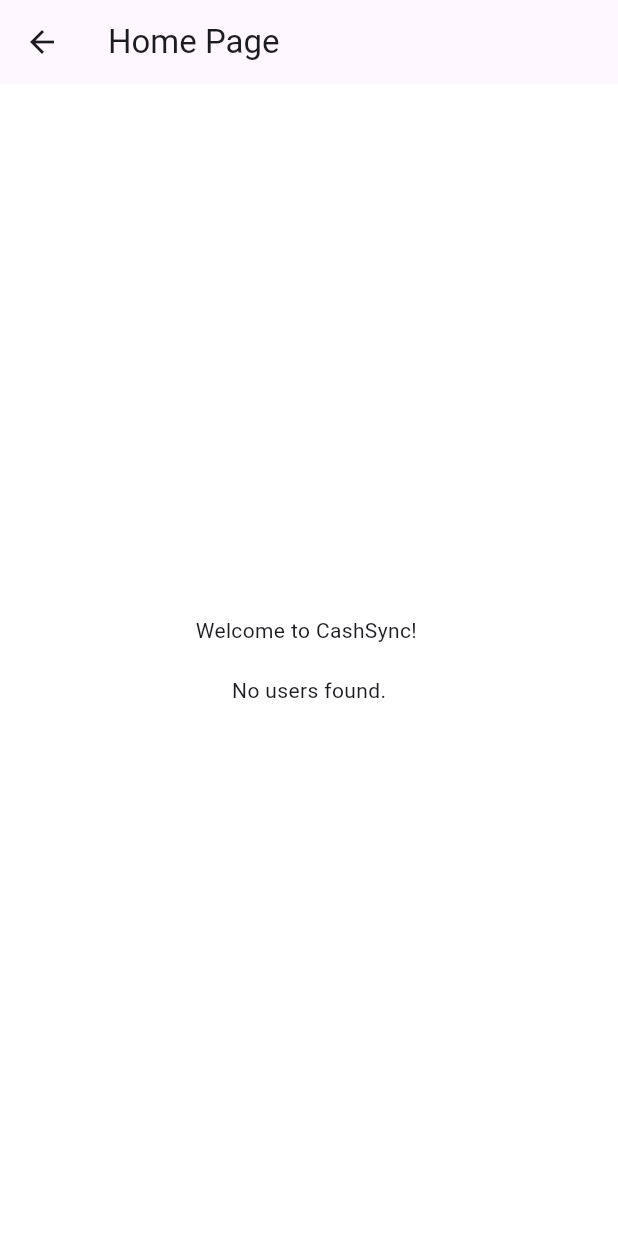
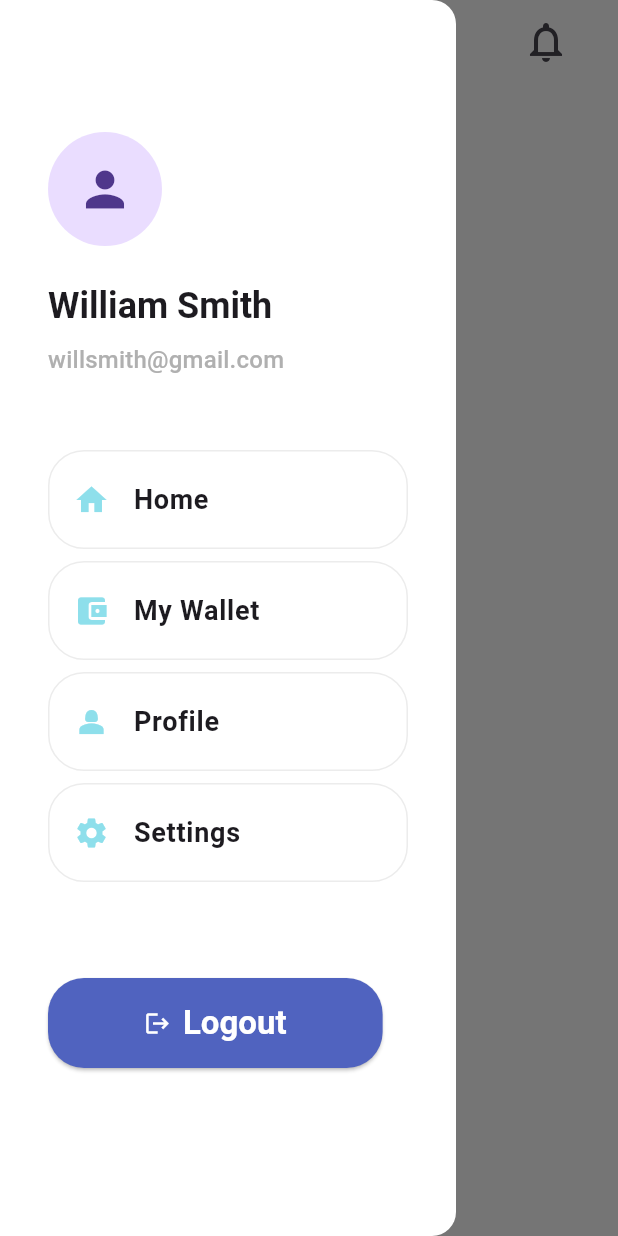
Before and after one commit to nenghakheng/cashsync_app, a Flutter app: the HomePage screen opened directly, with the side drawer open (before the commit the screen has no drawer), on a phone screen of 412 x 824 dp. Run offline on Flutter 3.47's test engine with Material 3 defaults, Android fonts, the phone set to English and light mode, and no system bars; our stand-ins replace dio, flutter_dotenv, flutter_secure_storage, flutter_svg, google_sign_in; missing offline and left inert: japx; accounts and stored records are empty; network calls fail.

Commit message:
close #4 add sidebar ui

````diff
--- /dev/null
+++ b/lib/commons/auth_button.dart
@@ -0,0 +1,39 @@
+import 'package:cashsyncapp/constant/config_constant.dart';
+import 'package:flutter/material.dart';
+
+class AuthButton extends StatelessWidget {
+  const AuthButton({super.key, this.title, this.onPressed, this.icon});
+
+  final String? title;
+  final VoidCallback? onPressed;
+  final IconData? icon;
+
+  @override
+  Widget build(BuildContext context) {
+    return ElevatedButton(
+      onPressed: onPressed,
+      style: ElevatedButton.styleFrom(
+        backgroundColor: const Color(0xFF5063BF),
+        padding: const EdgeInsets.symmetric(horizontal: 64, vertical: 16),
+        shape: RoundedRectangleBorder(
+          borderRadius: ConfigConstant.circlarRadius3,
+        ),
+      ),
+      child: Row(
+        mainAxisSize: MainAxisSize.min,
+        mainAxisAlignment: MainAxisAlignment.center,
+        children: [
+          if (icon != null) Icon(icon, color: Colors.white),
+          if (icon != null) const SizedBox(width: 8),
+          Text(
+            title ?? 'Button',
+            style: Theme.of(context).textTheme.titleLarge?.copyWith(
+              fontWeight: FontWeight.bold,
+              color: Colors.white,
+            ),
+          ),
+        ],
+      ),
+    );
+  }
+}
--- a/lib/constant/config_constant.dart
+++ b/lib/constant/config_constant.dart
@@ -5,6 +5,36 @@
   static const titleConstraints = BoxConstraints(minWidth: 80);
 
   static const double sliverExpandedHeight = 200;
+
+  /// ```dart
+  /// padding0 = 4.0
+  /// ```
+  static const double padding0 = 4.0;
+
+  /// ```dart
+  /// padding1 = 8.0
+  /// ```
+  static const double padding1 = 8.0;
+
+  /// ```dart
+  /// padding2 = 16.0
+  /// ```
+  static const double padding2 = 16.0;
+
+  /// ```dart
+  /// padding3 = 24.0
+  /// ```
+  static const double padding3 = 24.0;
+
+  /// ```dart
+  /// padding4 = 32.0
+  /// ```
+  static const double padding4 = 32.0;
+
+  /// ```dart
+  /// padding5 = 48.0
+  /// ```
+  static const double padding5 = 48.0;
 
   /// ```dart
   /// margin0 = 4.0
--- a/lib/http/api/auth_service.dart
+++ b/lib/http/api/auth_service.dart
@@ -2,7 +2,6 @@
 import 'package:cashsyncapp/models/user_model.dart';
 import 'package:flutter_secure_storage/flutter_secure_storage.dart';
 import 'package:google_sign_in/google_sign_in.dart';
-import 'package:japx/japx.dart';
 
 class AuthService extends BaseApi {
   static const String endpoint = "/auth";
@@ -51,8 +50,6 @@
         "idToken": googleAuth.idToken,
       });
 
-      print("Google Auth response: $response");
-
       // Extract the token from the response
       if (response != null &&
           response['data'] != null &&
@@ -83,8 +80,6 @@
       // Add the token to request headers
       final response = await get("$endpoint/me", withAuth: true);
 
-      print("Response from getCurrentUser: $response");
-
       if (response != null) {
         return UserModel.fromJson(response);
       }
--- a/lib/pages/home/home_page.dart
+++ b/lib/pages/home/home_page.dart
@@ -1,4 +1,6 @@
+import 'package:cashsyncapp/constant/config_constant.dart';
 import 'package:cashsyncapp/models/user_model.dart';
+import 'package:cashsyncapp/pages/layout/side_bar.dart';
 import 'package:cashsyncapp/viewModels/user_view_model.dart';
 import 'package:flutter/material.dart';
 import 'package:provider/provider.dart';
@@ -11,7 +13,8 @@
     return ChangeNotifierProvider(
       create: (_) => UserViewModel(),
       child: Scaffold(
-        appBar: AppBar(title: const Text('Home Page')),
+        drawer: SideBar(),
+        appBar: _buildAppBar(context),
         body: Consumer<UserViewModel>(
           builder: (context, userViewModel, child) {
             final List<UserModel?> users = userViewModel.users;
@@ -23,6 +26,44 @@
           },
         ),
       ),
+    );
+  }
+
+  PreferredSizeWidget _buildAppBar(BuildContext context) {
+    return AppBar(
+      forceMaterialTransparency: true,
+      actionsPadding: EdgeInsets.only(right: ConfigConstant.padding3),
+      automaticallyImplyLeading: false,
+      leading: Builder(
+        // Add this Builder widget
+        builder: (BuildContext context) {
+          // This context has access to the Scaffold
+          return Container(
+            margin: EdgeInsets.only(left: ConfigConstant.padding3),
+            child: IconButton(
+              padding: EdgeInsets.only(right: ConfigConstant.padding3),
+              iconSize: ConfigConstant.iconSize3,
+              icon: const Icon(Icons.menu),
+              onPressed: () {
+                Scaffold.of(context).openDrawer(); // Now this works
+              },
+            ),
+          );
+        },
+      ),
+      // Center the title area (can be empty or contain content)
+      title: const SizedBox(),
+      centerTitle: true,
+      // Place notification icon on the right side
+      actions: [
+        IconButton(
+          iconSize: ConfigConstant.iconSize3,
+          icon: const Icon(Icons.notifications_outlined),
+          onPressed: () {
+            // Notification action
+          },
+        ),
+      ],
     );
   }
 
--- /dev/null
+++ b/lib/pages/layout/bottom_navbar.dart
@@ -0,0 +1,15 @@
+import 'package:flutter/material.dart';
+
+class BottomNavbar extends StatefulWidget {
+  const BottomNavbar({super.key});
+
+  @override
+  State<BottomNavbar> createState() => _BottomNavbarState();
+}
+
+class _BottomNavbarState extends State<BottomNavbar> {
+  @override
+  Widget build(BuildContext context) {
+    return const Placeholder();
+  }
+}
--- /dev/null
+++ b/lib/pages/layout/side_bar.dart
@@ -0,0 +1,149 @@
+import 'package:cashsyncapp/commons/auth_button.dart';
+import 'package:cashsyncapp/constant/config_constant.dart';
+import 'package:cashsyncapp/viewModels/auth_view_model.dart';
+import 'package:flutter/material.dart';
+import 'package:provider/provider.dart';
+
+class SideBar extends StatefulWidget {
+  const SideBar({super.key});
+
+  @override
+  State<SideBar> createState() => _SideBarState();
+}
+
+class _SideBarState extends State<SideBar> {
+  @override
+  Widget build(BuildContext context) {
+    final authViewModel = Provider.of<AuthViewModel>(context);
+
+    return Drawer(
+      backgroundColor: Theme.of(context).scaffoldBackgroundColor,
+      child: Padding(
+        padding: const EdgeInsets.symmetric(horizontal: 32, vertical: 64),
+        child: Column(
+          crossAxisAlignment: CrossAxisAlignment.start,
+          children: [
+            _buildUserProfile(),
+            ConfigConstant.sizedBoxH6,
+            _buildNavigationMenu(),
+            const Spacer(),
+            AuthButton(
+              title: "Logout",
+              icon: Icons.logout,
+              onPressed: () {
+                authViewModel.logout();
+                Navigator.pop(context);
+              },
+            ),
+            ConfigConstant.sizedBoxH6,
+          ],
+        ),
+      ),
+    );
+  }
+
+  Widget _buildUserProfile() {
+    return Column(
+      crossAxisAlignment: CrossAxisAlignment.start,
+      children: [
+        ConfigConstant.sizedBoxH3,
+        const CircleAvatar(radius: 38, child: Icon(Icons.person, size: 38)),
+        ConfigConstant.sizedBoxH3,
+        Text(
+          "William Smith",
+          style: Theme.of(
+            context,
+          ).textTheme.headlineSmall?.copyWith(fontWeight: FontWeight.bold),
+        ),
+        ConfigConstant.sizedBoxH1,
+        Text(
+          "willsmith@gmail.com",
+          style: Theme.of(
+            context,
+          ).textTheme.titleMedium?.copyWith(color: Color(0xFFB0B0B0)),
+        ),
+      ],
+    );
+  }
+
+  Widget _buildNavigationMenu() {
+    return Column(
+      children: [
+        _buildNavItem(
+          icon: Icons.home,
+          title: "Home",
+          onTap: () {
+            Navigator.pop(context);
+            // Navigate to Home
+          },
+        ),
+        SizedBox(height: 8), // Add spacing between items
+        _buildNavItem(
+          icon: Icons.account_balance_wallet,
+          title: "My Wallet",
+          onTap: () {
+            Navigator.pop(context);
+            // Navigate to Wallet
+          },
+        ),
+        SizedBox(height: 8),
+        _buildNavItem(
+          icon: Icons.person_2,
+          title: "Profile",
+          onTap: () {
+            Navigator.pop(context);
+            // Navigate to Profile
+          },
+        ),
+        SizedBox(height: 8),
+        _buildNavItem(
+          icon: Icons.settings,
+          title: "Settings",
+          onTap: () {
+            Navigator.pop(context);
+            // Navigate to Settings
+          },
+        ),
+      ],
+    );
+  }
+
+  Widget _buildNavItem({
+    required IconData icon,
+    required String title,
+    required VoidCallback onTap,
+  }) {
+    return Material(
+      color: Colors.transparent,
+      child: InkWell(
+        onTap: onTap,
+        borderRadius: BorderRadius.circular(ConfigConstant.radius3),
+        splashColor: const Color(0xFF8EDFEB).withOpacity(0.2),
+        highlightColor: const Color(0xFF8EDFEB).withOpacity(0.1),
+        child: Ink(
+          decoration: BoxDecoration(
+            borderRadius: BorderRadius.circular(ConfigConstant.radius3),
+            border: Border.all(color: Colors.grey.withOpacity(0.2), width: 1),
+          ),
+          child: Padding(
+            padding: const EdgeInsets.symmetric(vertical: 4),
+            child: ListTile(
+              leading: Icon(
+                icon,
+                color: const Color(0xFF8EDFEB),
+                size: ConfigConstant.iconSize2,
+              ),
+              title: Text(
+                title,
+                style: TextStyle(
+                  fontSize: ConfigConstant.textSizeTitle,
+                  fontWeight: FontWeight.bold,
+                ),
+              ),
+            ),
+          ),
+        ),
+      ),
+    );
+  }
+}
--- a/lib/viewModels/auth_view_model.dart
+++ b/lib/viewModels/auth_view_model.dart
@@ -1,6 +1,7 @@
 import 'package:cashsyncapp/http/api/auth_service.dart';
 import 'package:cashsyncapp/models/user_model.dart';
 import 'package:cashsyncapp/viewModels/base_view_model.dart';
+import 'package:flutter_secure_storage/flutter_secure_storage.dart';
 
 class AuthViewModel extends BaseViewModel {
   final AuthService _authService = AuthService();
@@ -10,12 +11,33 @@
   bool isAuthenticated = false;
 
   AuthViewModel() {
-    checkAuthStatus();
+    _initAuthState(); // Initialize auth state on object creation
+  }
+
+  Future<void> _initAuthState() async {
+    setLoading(true);
+    try {
+      // Check if token exists in storage
+      final token = await const FlutterSecureStorage().read(key: 'auth_token');
+
+      if (token != null && token.isNotEmpty) {
+        // Token exists, try to get current user
+        currentUser = await _authService.getCurrentUser();
+        isAuthenticated = currentUser != null;
+        print(
+          "Auth state restored: ${isAuthenticated ? 'Authenticated' : 'Not authenticated'}",
+        );
+      }
+    } catch (e) {
+      print("Error initializing auth state: $e");
+    } finally {
+      setLoading(false);
+      notifyListeners();
+    }
   }
 
   // Check if user is already logged in
   Future<void> checkAuthStatus() async {
-    print("Checking authentication status...");
     setLoading(true);
     try {
       // Try to get current user from secure storage
````
